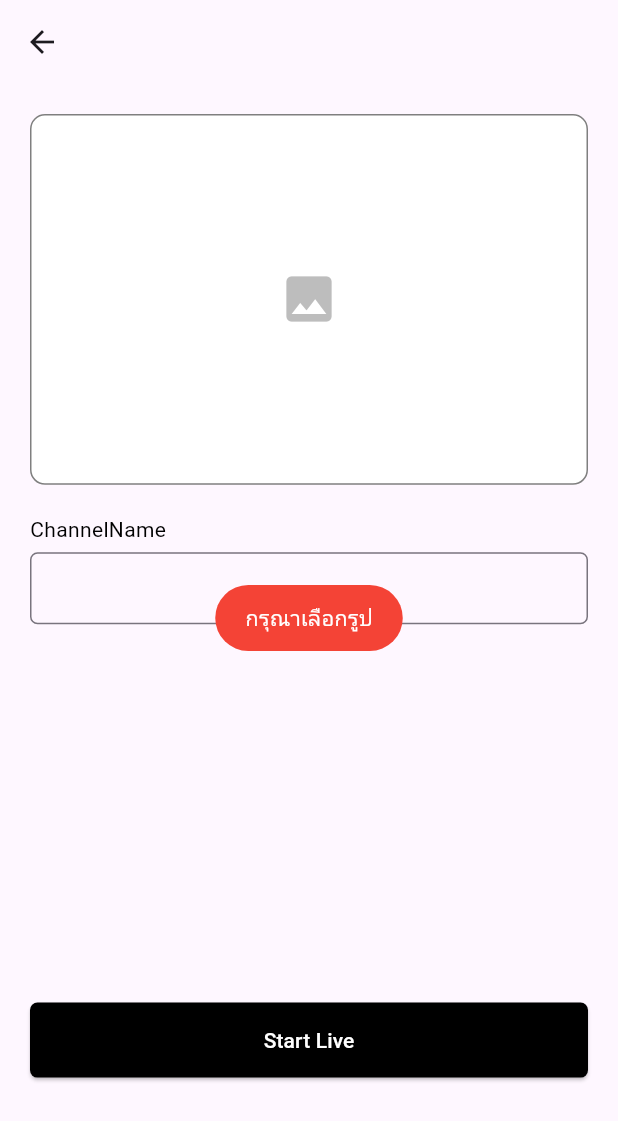
After one commit to piyawatbol/flutter_agora, a Flutter app: the AddLiveScreen screen opened by its route, after a tap on the "photo" icon, after a tap on "Start Live", on a phone screen of 412 x 824 dp. The commit adds this screen. Shown: the top 1121 px of the screen. Run offline on Flutter 3.47's test engine with Material 3 defaults, Android fonts, the phone set to English and light mode, and no system bars; drawn by our look-alikes of auto_size_text; our stand-ins replace animated_splash_screen, dio, fluttertoast, get, google_fonts, image_picker and 2 more; missing offline and left inert: agora_rtc_engine, agora_token_service, agora_uikit; accounts and stored records are empty; network calls fail; Roboto replaces fonts that are missing (Kanit).

Commit message:
success add live and delete live

```diff
--- a/lib/configs/ipcon.dart
+++ b/lib/configs/ipcon.dart
@@ -1,2 +1,4 @@
 // const ipcon = "http://localhost:3000";
+// const ipcon = "http://192.168.1.100:3000";
 const ipcon = "http://10.0.0.37:3000";
+// const ipcon = "http://172.20.10.2:3000";
--- /dev/null
+++ b/lib/controllers/channel/channel_controller.dart
@@ -0,0 +1,82 @@
+import 'package:dio/dio.dart';
+import 'package:flutter/material.dart';
+import 'package:flutter_agora_app/models/users/userData.dart';
+import 'package:flutter_agora_app/screens/broadcaster/live_screen.dart';
+import 'package:flutter_agora_app/widgets/log_custom/log_custom.dart';
+import 'package:flutter_agora_app/widgets/toast/toast_custom.dart';
+import 'package:get/get.dart' hide FormData, MultipartFile;
+import 'package:image_picker/image_picker.dart';
+import '../../models/channel/channel_model.dart';
+import '../../services/apis/live/live_api.dart';
+
+class ChannelController extends GetxController {
+  TextEditingController channelName = TextEditingController();
+  final ImagePicker _picker = ImagePicker();
+  XFile? pickedFile;
+  bool statusLoading = false;
+  List<ChannelModel> channelList = [];
+  ChannelModel? channel;
+
+  @override
+  void onInit() {
+    getChannel();
+    super.onInit();
+  }
+
+  pickImage() async {
+    pickedFile = await _picker.pickImage(source: ImageSource.gallery);
+    update();
+  }
+
+  addChannel() async {
+    if (pickedFile == null) {
+      ToastCustom("กรุณาเลือกรูป", Colors.red);
+    } else if (channelName.text == "") {
+      ToastCustom("กรุณากรอกชื่อ", Colors.red);
+    } else {
+      statusLoading = true;
+      update();
+      var image = await MultipartFile.fromFile(pickedFile!.path);
+      final formData = FormData.fromMap(
+        {'image': image, "channel_name": "${channelName.text}"},
+      );
+      final response = await LiveApi.addLive(formData);
+      LogShow.showLog(response);
+      if (response["message"] == "Success") {
+        channel = ChannelModel.fromJson(response['data']);
+        LogShow.showLog(channel);
+        statusLoading = false;
+        update();
+        Get.off(
+          () => LiveScreen(
+            uid: int.parse(UserData.user!.uid.toString()),
+            channel: channelName.text,
+          ),
+        );
+      } else {
+        statusLoading = false;
+        update();
+      }
+    }
+  }
+
+  Future deleteChannel() async {
+    Map<String, dynamic> body = {"id": "${channel!.sId}"};
+    LogShow.showLog('delete');
+    final response = await LiveApi.deleteLive(body);
+    if (response['message'] == "Success") {
+      LogShow.showLog(response);
+      Get.back();
+    }
+  }
+
+  Future<void> getChannel() async {
+    final response = await LiveApi.getLive();
+    if (response['message'] == "Success") {
+      channelList.clear();
+      channelList.addAll(response['data']['data']
+          .map<ChannelModel>((values) => ChannelModel.fromJson(values)));
+      update();
+    }
+  }
+}
--- a/lib/controllers/login/login_controller.dart
+++ b/lib/controllers/login/login_controller.dart
@@ -28,6 +28,7 @@ class LoginController extends GetxController {
       "login_type": "email_password"
     };
     final response = await LoginApi.login(body);
+
     if (response['message'] == "Success") {
       LogShow.showLog(response);
       SharedPreferences preferences = await SharedPreferences.getInstance();
--- /dev/null
+++ b/lib/models/channel/channel_model.dart
@@ -0,0 +1,40 @@
+class ChannelModel {
+  String? sId;
+  String? imgLive;
+  String? channelName;
+  bool? liveStatus;
+  String? createdAt;
+  String? updatedAt;
+  int? iV;
+
+  ChannelModel(
+      {this.sId,
+      this.imgLive,
+      this.channelName,
+      this.liveStatus,
+      this.createdAt,
+      this.updatedAt,
+      this.iV});
+
+  ChannelModel.fromJson(Map<String, dynamic> json) {
+    sId = json['_id'];
+    imgLive = json['img_live'];
+    channelName = json['channel_name'];
+    liveStatus = json['live_status'];
+    createdAt = json['createdAt'];
+    updatedAt = json['updatedAt'];
+    iV = json['__v'];
+  }
+
+  Map<String, dynamic> toJson() {
+    final Map<String, dynamic> data = new Map<String, dynamic>();
+    data['_id'] = this.sId;
+    data['img_live'] = this.imgLive;
+    data['channel_name'] = this.channelName;
+    data['live_status'] = this.liveStatus;
+    data['createdAt'] = this.createdAt;
+    data['updatedAt'] = this.updatedAt;
+    data['__v'] = this.iV;
+    return data;
+  }
+}
--- a/lib/routes/routes.dart
+++ b/lib/routes/routes.dart
@@ -1,9 +1,11 @@
 import 'package:flutter_agora_app/screens/broadcaster/broadcaster_screen.dart';
+
 import 'package:flutter_agora_app/screens/viewer/home_viewer_screen.dart';
 import 'package:flutter_agora_app/screens/register/register_screen.dart';
 import 'package:flutter_agora_app/screens/splash/splash_screen.dart';
 import 'package:get/get.dart';
 
+import '../screens/broadcaster/add_live_screen.dart';
 import '../screens/login/login_screen.dart';
 
 class AppRoutes {
@@ -12,6 +14,7 @@ class AppRoutes {
   static final home_viewer = '/home_viewer';
   static final register = '/regsiter';
   static final broadcaster = '/broadcaster';
+  static final add_live = '/add_live';
 
   static final getPages = [
     GetPage(name: splash, page: () => SplachScreen()),
@@ -19,5 +22,6 @@ class AppRoutes {
     GetPage(name: home_viewer, page: () => HomeViewerScreen()),
     GetPage(name: register, page: () => RegisterScreen()),
     GetPage(name: broadcaster, page: () => BroadcaterScreen()),
+    GetPage(name: add_live, page: () => AddLiveScreen()),
   ];
 }
--- /dev/null
+++ b/lib/screens/broadcaster/add_live_screen.dart
@@ -0,0 +1,86 @@
+import 'dart:io';
+import 'package:flutter/material.dart';
+import 'package:flutter_agora_app/controllers/channel/channel_controller.dart';
+import 'package:flutter_agora_app/widgets/button/button_custom.dart';
+import 'package:flutter_agora_app/widgets/loading/loading.dart';
+import 'package:flutter_agora_app/widgets/textfeild/textfeild_custom.dart';
+import 'package:get/get.dart';
+
+class AddLiveScreen extends StatelessWidget {
+  const AddLiveScreen({super.key});
+
+  @override
+  Widget build(BuildContext context) {
+    var size = MediaQuery.of(context).size;
+
+    return GestureDetector(
+      onTap: () {
+        FocusScope.of(context).requestFocus(FocusNode());
+      },
+      child: Scaffold(
+        appBar: AppBar(),
+        body: Container(
+          padding: EdgeInsets.symmetric(vertical: 20, horizontal: 20),
+          width: size.width,
+          height: size.height,
+          child: GetBuilder<ChannelController>(
+            init: ChannelController(),
+            builder: (controller) {
+              return Stack(
+                children: [
+                  SingleChildScrollView(
+                    child: Column(
+                      children: [
+                        GestureDetector(
+                          onTap: () {
+                            controller.pickImage();
+                          },
+                          child: Container(
+                            width: size.width,
+                            height: size.height * 0.3,
+                            decoration: BoxDecoration(
+                                color: Colors.white,
+                                borderRadius: BorderRadius.circular(10),
+                                border: Border.all(
+                                    color: Colors.black.withOpacity(0.5))),
+                            child: controller.pickedFile != null
+                                ? Image.file(
+                                    File(controller.pickedFile!.path),
+                                    fit: BoxFit.cover,
+                                  )
+                                : Icon(
+                                    Icons.photo,
+                                    color: Colors.grey.shade400,
+                                    size: 40,
+                                  ),
+                          ),
+                        ),
+                        TextFieldCustom(
+                          controller: controller.channelName,
+                          title: "ChannelName",
+                          padding: EdgeInsets.only(top: 20, bottom: 5),
+                          borderRadius: BorderRadius.circular(5),
+                        ),
+                        SizedBox(height: size.height * 0.3),
+                        ButtonCustom(
+                          "Start Live",
+                          onTap: () {
+                            controller.addChannel();
+                          },
+                          width: size.width,
+                          height: 50,
+                          borderRadius: 5,
+                        ),
+                      ],
+                    ),
+                  ),
+                  LoadingPage(statusLoading: controller.statusLoading)
+                ],
+              );
+            },
+          ),
+        ),
+      ),
+    );
+  }
+}
--- a/lib/screens/splash/splash_screen.dart
+++ b/lib/screens/splash/splash_screen.dart
@@ -28,7 +28,7 @@ class SplachScreen extends StatelessWidget {
             ),
             splashIconSize: 150,
             backgroundColor: Colors.white,
-            duration: 2000,
+            duration: 1000,
             splashTransition: SplashTransition.fadeTransition,
             pageTransitionType: PageTransitionType.fade,
             nextScreen: controller.token == null || controller.token == ""
--- a/lib/screens/viewer/viewer_screen.dart
+++ b/lib/screens/viewer/viewer_screen.dart
@@ -3,6 +3,7 @@ import 'package:agora_rtc_engine/agora_rtc_engine.dart';
 import 'package:agora_token_service/agora_token_service.dart';
 // import 'package:agora_uikit/agora_uikit.dart';
 import 'package:flutter_agora_app/configs/appId.dart';
+import 'package:flutter_agora_app/widgets/text/auto_text.dart';
 
 class ViewerScreen extends StatefulWidget {
   final int uid;
@@ -25,7 +26,6 @@ class _ViewerScreenState extends State<ViewerScreen> {
   }
 
   Future<void> initAgora() async {
-    // await [Permission.microphone, Permission.camera].request();
     _engine = createAgoraRtcEngine();
     await _engine.initialize(const RtcEngineContext(
       appId: appId,
@@ -95,7 +95,7 @@ class _ViewerScreenState extends State<ViewerScreen> {
   Widget build(BuildContext context) {
     return Scaffold(
       appBar: AppBar(
-        title: const Text('Agora Video Call - Participant'),
+        title: AutoText('Live'),
       ),
       body: Stack(
         children: [
--- /dev/null
+++ b/lib/services/apis/live/live_api.dart
@@ -0,0 +1,22 @@
+import 'package:flutter_agora_app/services/https/http_request.dart';
+import '../../../configs/ipcon.dart';
+
+class LiveApi {
+  static Future getLive() async {
+    final response =
+        await HttpRequest.get("$ipcon/get_live", withAccessToken: true);
+    return response;
+  }
+
+  static Future addLive(body) async {
+    final response = await HttpRequest.postImage("$ipcon/add_live",
+        body: body, withAccessToken: true);
+    return response;
+  }
+
+  static Future deleteLive(body) async {
+    final response = await HttpRequest.delete("$ipcon/delete_live",
+        body: body, withAccessToken: true);
+    return response;
+  }
+}
--- a/pubspec.yaml
+++ b/pubspec.yaml
@@ -46,6 +46,7 @@ dependencies:
   dio: ^5.3.3
   shared_preferences: ^2.2.2
   animated_splash_screen: ^1.3.0
+  image_picker: ^1.0.4
 
 
 
@@ -89,3 +90,5 @@ flutter:
   #     ),
   #   );
   # }
+
+  #  FocusScope.of(context).requestFocus(FocusNode());
```
Also changed, not shown: lib/controllers/live/live_controller.dart (deleted, +0 -79 lines), lib/screens/broadcaster/broadcaster_screen.dart (+88 -10 lines), lib/screens/broadcaster/live_screen.dart (+4 -45 lines), lib/screens/login/login_screen.dart (+11 -4 lines), lib/screens/register/register_screen.dart (+9 -2 lines), lib/screens/viewer/home_viewer_screen.dart (+56 -55 lines), lib/services/https/http_request.dart (+38 -6 lines), pubspec.lock, 8 other files.
